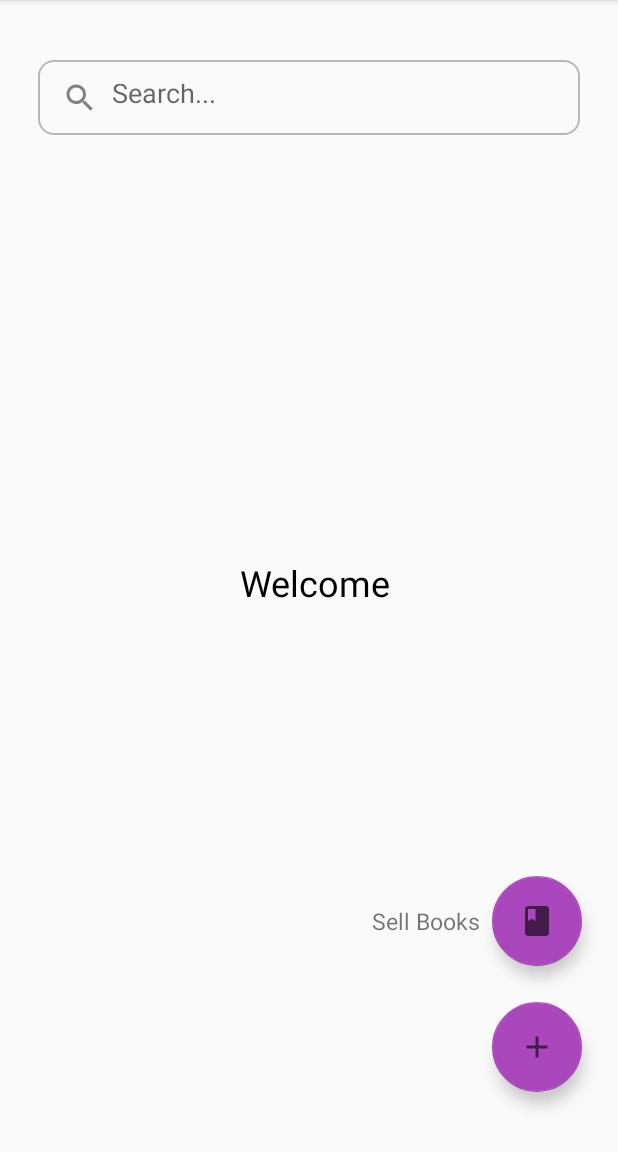
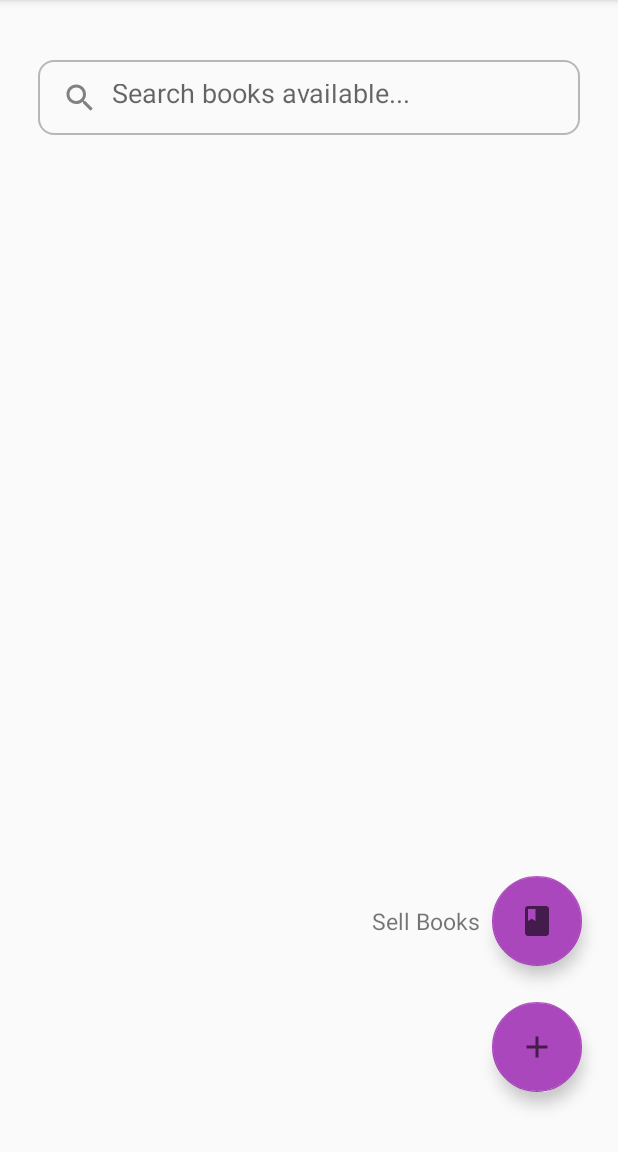
Before and after one commit to AOSP-NIT-Surat/Bookstore-Android, an Android app: the MainActivity screen opened directly, with no data from a screen before it, after a tap on an icon or button, on a phone screen of 412 x 824 dp, the part 84-1236 px from its top. Run offline under Robolectric (Android 15) with nearby library versions, the phone set to English and light mode, and no system bars; 1 other tap on this screen came first.

Commit message:
requested changes made

```diff
--- a/app/build.gradle
+++ b/app/build.gradle
@@ -30,11 +30,11 @@ android {
 
 dependencies {
 
-    implementation 'com.google.android.material:material:1.3.0-alpha02'
+    implementation 'com.google.android.material:material:1.5.0-alpha02'
     implementation 'androidx.appcompat:appcompat:1.3.1'
     implementation 'com.google.android.material:material:1.4.0'
-    implementation 'androidx.constraintlayout:constraintlayout:2.1.0'
-    testImplementation 'junit:junit:4.+'
+    implementation 'androidx.constraintlayout:constraintlayout:2.1.1'
+    testImplementation 'junit:junit:4.13.2'
     androidTestImplementation 'androidx.test.ext:junit:1.1.3'
     androidTestImplementation 'androidx.test.espresso:espresso-core:3.4.0'
 }
--- a/app/src/main/java/com/aosp/bookstore/MainActivity.java
+++ b/app/src/main/java/com/aosp/bookstore/MainActivity.java
@@ -12,9 +12,7 @@ public class MainActivity extends AppCompatActivity {
 
     FloatingActionButton expand;
     FloatingActionButton sellBook;
-
     TextView text;
-
     Boolean isAllFabVisible;
 
     @Override
@@ -32,31 +30,22 @@ public class MainActivity extends AppCompatActivity {
 
         isAllFabVisible = false;
 
-        expand.setOnClickListener(new View.OnClickListener() {
-            @Override
-            public void onClick(View view) {
-                if(!isAllFabVisible){
+        expand.setOnClickListener(view -> {
+            if (!isAllFabVisible) {
 
                 sellBook.show();
                 text.setVisibility(View.VISIBLE);
 
                 isAllFabVisible = true;
-                }
-                else{
+            } else {
 
                 sellBook.hide();
                 text.setVisibility(View.GONE);
 
                 isAllFabVisible = false;
             }
-            }
         });
 
-        sellBook.setOnClickListener(new View.OnClickListener() {
-            @Override
-            public void onClick(View view) {
-                Toast.makeText(MainActivity.this, "Clicked!!", Toast.LENGTH_SHORT).show();
-            }
-        });
+        sellBook.setOnClickListener(view -> Toast.makeText(MainActivity.this, "Clicked!!", Toast.LENGTH_SHORT).show());
     }
 }
--- a/app/src/main/res/layout/activity_main.xml
+++ b/app/src/main/res/layout/activity_main.xml
@@ -1,25 +1,11 @@
 <?xml version="1.0" encoding="utf-8"?>
-<androidx.constraintlayout.widget.ConstraintLayout xmlns:android="http://schemas.android.com/apk/res/android"
+<androidx.constraintlayout.widget.ConstraintLayout
+    xmlns:android="http://schemas.android.com/apk/res/android"
+    xmlns:tools="http://schemas.android.com/tools"
     xmlns:app="http://schemas.android.com/apk/res-auto"
-    xmlns:tools="http://schemas.android.com/tools"
     android:layout_width="match_parent"
     android:layout_height="match_parent"
     tools:context=".MainActivity">
-
-    <TextView
-        android:id="@+id/textView"
-        android:layout_width="wrap_content"
-        android:layout_height="wrap_content"
-        android:layout_marginStart="8dp"
-        android:layout_marginLeft="8dp"
-        android:layout_marginTop="8dp"
-        android:text="@string/welcome"
-        android:textColor="@color/black"
-        android:textSize="24sp"
-        app:layout_constraintBottom_toBottomOf="parent"
-        app:layout_constraintEnd_toEndOf="parent"
-        app:layout_constraintStart_toStartOf="parent"
-        app:layout_constraintTop_toTopOf="parent" />
 
     <com.google.android.material.floatingactionbutton.FloatingActionButton
         android:id="@+id/expand"
@@ -71,15 +57,32 @@
         android:layout_marginRight="25dp"
         android:background="@drawable/search_bg"
         android:drawableStart="@drawable/ic_baseline_search_24"
+        android:drawableLeft="@drawable/ic_baseline_search_24"
         android:ems="10"
+        android:hint="  Search books available..."
         android:inputType="textPersonName"
         android:padding="16dp"
         android:paddingLeft="16dp"
-        android:hint="  Search..."
         app:layout_constraintEnd_toEndOf="parent"
         app:layout_constraintHorizontal_bias="0.497"
         app:layout_constraintStart_toStartOf="parent"
-        app:layout_constraintTop_toTopOf="parent"
-        android:drawableLeft="@drawable/ic_baseline_search_24" />
+        app:layout_constraintTop_toTopOf="parent" />
+
+    <ScrollView
+        android:layout_width="0dp"
+        android:layout_height="600dp"
+        android:layout_marginBottom="24dp"
+        android:layout_marginLeft="10dp"
+        android:layout_marginRight="10dp"
+        app:layout_constraintBottom_toBottomOf="parent"
+        app:layout_constraintEnd_toEndOf="parent"
+        app:layout_constraintHorizontal_bias="0.333"
+        app:layout_constraintStart_toStartOf="parent">
+
+        <LinearLayout
+            android:layout_width="match_parent"
+            android:layout_height="wrap_content"
+            android:orientation="vertical" />
+    </ScrollView>
 
 </androidx.constraintlayout.widget.ConstraintLayout>
```
Also changed, not shown: app/src/main/java/com/aosp/bookstore/login/LoginActivity.java (line endings or trailing spaces), app/src/main/res/drawable/ic_baseline_search_24.xml (line endings or trailing spaces), app/src/main/res/drawable/search_bg.xml (line endings or trailing spaces). Lines whose indentation alone changed are shown as unchanged.
